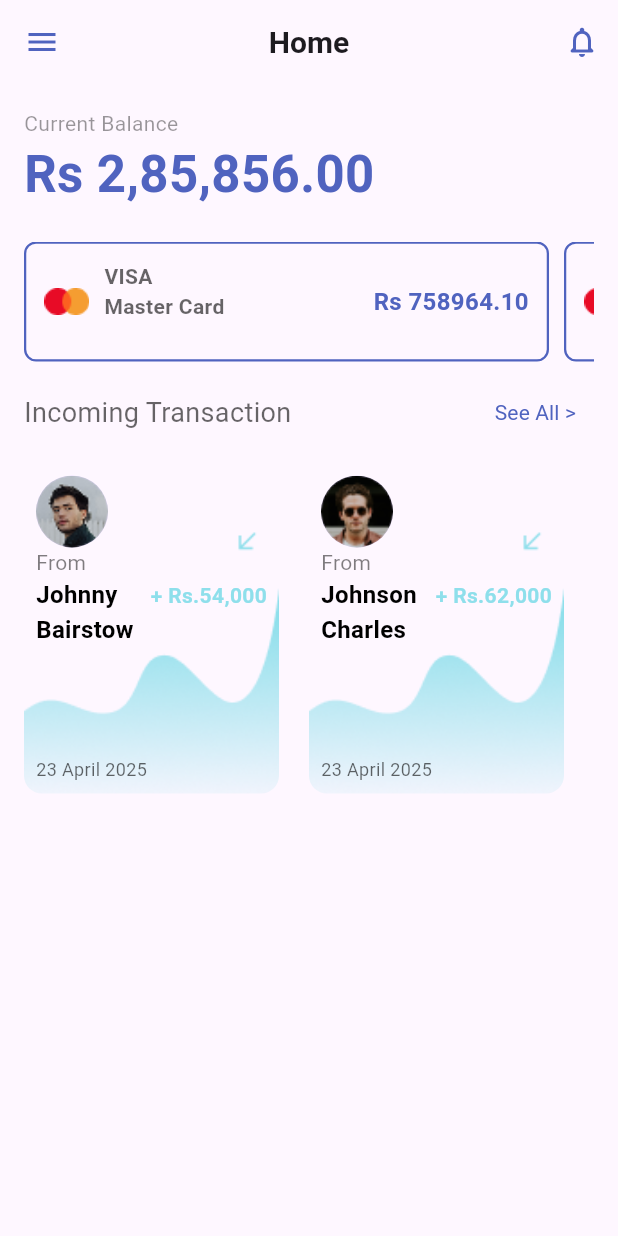
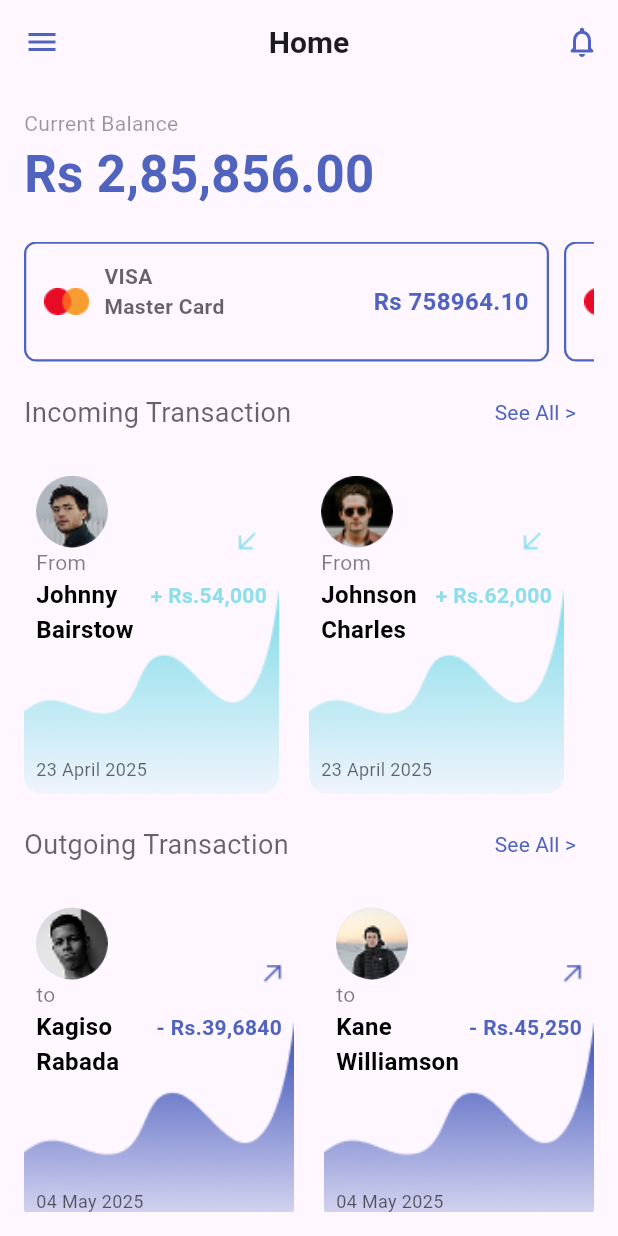
Before and after one commit to Zayahan-Hasan-Shah/Bank-Mobile-App, a Flutter app: the HomeScreen screen opened by its route, on a phone screen of 412 x 824 dp. Run offline on Flutter 3.47's test engine with Material 3 defaults, Android fonts, the phone set to English and light mode, and no system bars; our stand-ins replace connectivity_plus, device_info_plus, flutter_local_notifications, flutter_riverpod, google_fonts, image_picker and 3 more.

Commit message:
create outgoing transaction widget in home screen

```diff
--- a/bank_app_practice/lib/core/constants.dart
+++ b/bank_app_practice/lib/core/constants.dart
@@ -10,7 +10,6 @@ const noInternetMessage = 'No Internet Connection Available.';
 
 ///duration of alert dialogs
 const kDialogDuration = 200;
-
 
 /// text
 const title = 'TransferMe Bank';
@@ -25,13 +24,17 @@ const it = 'International\n Transactions';
 const mcc = 'Multiple Credits Cards';
 const bpme = 'Bill Payments\n Made Easy';
 const line1 = 'Your Best Money Transfer Partner';
-const line2 = 'Fast money transfer and gauranteed safe, transactions with others';
-const line3 = 'Track the progress of your savings\nand start a habit with TransferMe.';
-const line4 = 'Provide the quality of the financial system with\nfree money transactions without any fees';
-const line5 = 'Provides the 100% freedom of the financial management with lowest fees on Interantional transactions';
-const line6 = 'Provides the 100% freedom of the financial managment with Multiple Payment Options\nfor local & International Payments';
+const line2 =
+    'Fast money transfer and gauranteed safe, transactions with others';
+const line3 =
+    'Track the progress of your savings\nand start a habit with TransferMe.';
+const line4 =
+    'Provide the quality of the financial system with\nfree money transactions without any fees';
+const line5 =
+    'Provides the 100% freedom of the financial management with lowest fees on Interantional transactions';
+const line6 =
+    'Provides the 100% freedom of the financial managment with Multiple Payment Options\nfor local & International Payments';
 const line7 = 'Pay monthly or daily bills at home in a site of TransferMe';
-
 
 /// signup and login screen
 const signUpTitle = 'Sign Up';
@@ -41,7 +44,6 @@ const confirmPasswordLabel = 'Confirm Password';
 const ahac = 'Already have an account?';
 const loginTitle = 'Login';
 const dhaa = 'Don\'t have an account?';
-
 
 /// profile updates
 const profileTitle = 'Profile';
@@ -57,7 +59,6 @@ const psyopc = 'Please set your own\nPin Code';
 const spcd = 'Set Pin Code(5-digit)';
 const lwpc = 'Login with Pin Code';
 
-
 /// home screen
 const cb = 'Current Balance';
 const balance = 'Rs 2,85,856.00';
@@ -66,9 +67,10 @@ const cardType = 'Master Card';
 const transactionMoney = 'Rs 758964.10';
 const homeTitle = 'Home';
 const incomingTransaction = 'Incoming Transaction';
+const outgoingTransaction = 'Outgoing Transaction';
 const seeAll = 'See All';
 const f = 'From';
-
+const t = 'to';
 
 /// incoming transaction person's names
 const johnnyBairstow = 'Johnny Bairstow';
@@ -84,3 +86,18 @@ const incomingTransactionMoney3 = 'Rs.48,000';
 const incomingTransactionDate1 = '23 April 2025';
 const incomingTransactionDate2 = '23 April 2025';
 const incomingTransactionDate3 = '23 April 2025';
+
+/// outgoing transaction person's name
+const kagisoRabada = 'Kagiso Rabada';
+const kaneWilliamson = 'Kane Williamson';
+const anaDeArmas = 'Ana De Armas';
+
+/// outgoing transaction money
+const outgoingtransactionMoney1 = 'Rs.39,6840';
+const outgoingTransactionMoney2 = 'Rs.45,250';
+const outgoingTransactionMoney3 = 'Rs.56,600';
+
+/// outgoing transaction date
+const outgoingTransactionDate1 = '04 May 2025';
+const outgoingTransactionDate2 = '04 May 2025';
+const outgoingTransactionDate3 = '04 May 2025';
--- a/bank_app_practice/lib/core/images.dart
+++ b/bank_app_practice/lib/core/images.dart
@@ -14,10 +14,16 @@ class ImageAssets {
   static const String incomingTransactionMale2 = 'assets/images/male2.png';
   static const String incomingTransactionWomen1 = 'assets/images/women1.png';
 
+  static const String outgoingTransactionMale1 = 'assets/images/male4.png';
+  static const String outgoingTransactionMale2 = 'assets/images/male3.png';
+  static const String outgoingTransactionWomen2 = 'assets/images/women2.png';
+
 
   static const String backArrowIcon = 'assets/icons/backArrow.png';
   static const String uploadIcon = 'assets/icons/upload.png';
   static const String incomingTransactionArrow = 'assets/icons/incomingTransactionArrow.png';
+  static const String outgoingTransactionArrow = 'assets/icons/outgoingTransactionArrow.png';
 
   static const String homeScreenVector1 = 'assets/vectors/homeScreenVector1.png';
+  static const String homeScreenVector2 = 'assets/vectors/homeScreenVector2.png';
 }
--- a/bank_app_practice/lib/views/dashboard/home/homeScreen.dart
+++ b/bank_app_practice/lib/views/dashboard/home/homeScreen.dart
@@ -5,6 +5,7 @@ import 'package:bank_app_practice/utils/customAppBar.dart';
 import 'package:bank_app_practice/utils/titleText.dart';
 import 'package:bank_app_practice/views/dashboard/home/widgets/currentBalance.dart';
 import 'package:bank_app_practice/views/dashboard/home/widgets/incomingTransaction.dart';
+import 'package:bank_app_practice/views/dashboard/home/widgets/outgoingTransaction.dart';
 import 'package:bank_app_practice/views/dashboard/home/widgets/recentTransactions.dart';
 import 'package:bank_app_practice/views/widgets/common/notificationWidget.dart';
 import 'package:bank_app_practice/views/widgets/common/sideBar.dart';
@@ -103,6 +104,57 @@ class _HomeScreenState extends State<HomeScreen> {
                   ],
                 ),
               ),
+              const SizedBox(height: 10),
+              Row(
+                mainAxisAlignment: MainAxisAlignment.spaceBetween,
+                children: [
+                  TitleText(
+                      title: outgoingTransaction,
+                      fontSize: 18,
+                      color: ColorsPallete.black.withOpacity(0.6)),
+                  TextButton(
+                      onPressed: () {},
+                      child: TitleText(
+                          title: '$seeAll >',
+                          fontSize: 14,
+                          color: ColorsPallete.titleColor))
+                ],
+              ),
+              const SizedBox(height: 10),
+              SingleChildScrollView(
+                scrollDirection: Axis.horizontal,
+                child: Row(
+                  children: [
+                    Outgoingtransaction(
+                      outgoingTransactionPersonImage:
+                          ImageAssets.outgoingTransactionMale1,
+                      outgoingTransactionPersonName: kagisoRabada,
+                      outgoingTransactionAmount: outgoingtransactionMoney1,
+                      outgoingTransactionDate: outgoingTransactionDate1,
+                    ),
+                    const SizedBox(
+                      width: 20,
+                    ),
+                    Outgoingtransaction(
+                      outgoingTransactionPersonImage:
+                          ImageAssets.outgoingTransactionMale2,
+                      outgoingTransactionPersonName: kaneWilliamson,
+                      outgoingTransactionAmount: outgoingTransactionMoney2,
+                      outgoingTransactionDate: outgoingTransactionDate2,
+                    ),
+                    const SizedBox(
+                      width: 20,
+                    ),
+                    Outgoingtransaction(
+                      outgoingTransactionPersonImage:
+                          ImageAssets.outgoingTransactionWomen2,
+                      outgoingTransactionPersonName: anaDeArmas,
+                      outgoingTransactionAmount: outgoingTransactionMoney3,
+                      outgoingTransactionDate: outgoingTransactionDate3,
+                    ),
+                  ],
+                ),
+              ),
             ],
           ),
         ),
--- /dev/null
+++ b/bank_app_practice/lib/views/dashboard/home/widgets/outgoingTransaction.dart
@@ -0,0 +1,89 @@
+import 'package:bank_app_practice/core/colors.dart';
+import 'package:bank_app_practice/core/constants.dart';
+import 'package:bank_app_practice/core/images.dart';
+import 'package:bank_app_practice/utils/titleText.dart';
+import 'package:bank_app_practice/utils/validations.dart';
+import 'package:flutter/material.dart';
+
+class Outgoingtransaction extends StatelessWidget {
+  final String outgoingTransactionPersonImage;
+  final String outgoingTransactionPersonName;
+  final String outgoingTransactionAmount;
+  final String outgoingTransactionDate;
+  const Outgoingtransaction(
+      {required this.outgoingTransactionPersonImage,
+      required this.outgoingTransactionPersonName,
+      required this.outgoingTransactionAmount,
+      required this.outgoingTransactionDate,
+      super.key});
+
+  @override
+  Widget build(BuildContext context) {
+    return Container(
+      height: 220,
+      width: 180,
+      padding: const EdgeInsets.all(8),
+      decoration: BoxDecoration(
+        image: DecorationImage(
+          image: AssetImage(ImageAssets.homeScreenVector2),
+          fit: BoxFit.contain,
+          alignment: Alignment.bottomCenter,
+        ),
+        borderRadius: BorderRadius.circular(12),
+      ),
+      child: Column(
+        crossAxisAlignment: CrossAxisAlignment.start,
+        children: [
+          Row(
+            mainAxisAlignment: MainAxisAlignment.spaceBetween,
+            children: [
+              Column(
+                crossAxisAlignment: CrossAxisAlignment.start,
+                children: [
+                  CircleAvatar(
+                    radius: 24,
+                    backgroundImage: AssetImage(outgoingTransactionPersonImage),
+                  ),
+                  const SizedBox(width: 12),
+                  TitleText(
+                    title: t,
+                    color: ColorsPallete.black.withOpacity(0.5),
+                  ),
+                  TitleText(
+                    title: AppValidations()
+                        .splitName(outgoingTransactionPersonName),
+                    weight: FontWeight.bold,
+                    fontSize: 16,
+                  ),
+                ],
+              ),
+              Column(
+                crossAxisAlignment: CrossAxisAlignment.end,
+                children: [
+                  Image.asset(
+                    ImageAssets.outgoingTransactionArrow,
+                    height: 40,
+                    alignment: Alignment.centerRight,
+                  ),
+                  const SizedBox(height: 6),
+                  TitleText(
+                    title: '- $outgoingTransactionAmount',
+                    fontSize: 14,
+                    color: ColorsPallete.titleColor,
+                    weight: FontWeight.bold,
+                  ),
+                ],
+              ),
+            ],
+          ),
+          const Spacer(),
+          TitleText(
+            title: outgoingTransactionDate,
+            fontSize: 12,
+            color: ColorsPallete.black.withOpacity(0.6),
+          ),
+        ],
+      ),
+    );
+  }
+}
```
Also changed, not shown: bank_app_practice/assets/icons/outgoingTransactionArrow.png (added), bank_app_practice/assets/images/male3.png (added), bank_app_practice/assets/images/male4.png (added), bank_app_practice/assets/images/women2.png (added), bank_app_practice/assets/vectors/homeScreenVector2.png (added).
